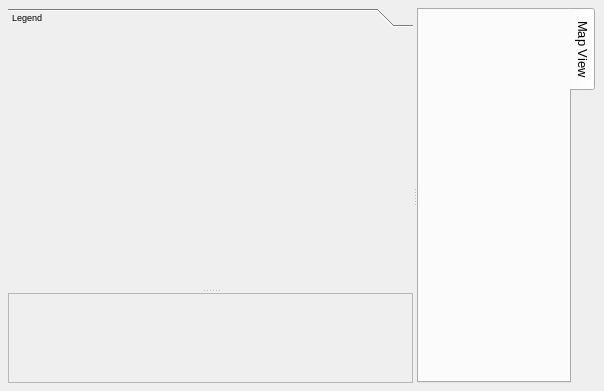
qgis/QGIS, file src/ui/qgisappbase.ui: the form before one commit.
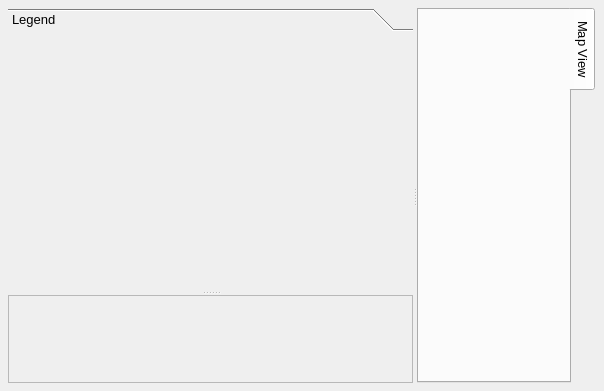
The form after the commit.

Commit message: Make 'legend' font size mac friendly

Diff of the .ui file:
```diff
--- a/src/ui/qgisappbase.ui
+++ b/src/ui/qgisappbase.ui
@@ -20,15 +20,19 @@
     <property name="margin" >
      <number>8</number>
     </property>
-    <property name="spacing" >
-     <number>6</number>
+    <property name="topMargin" >
+     <number>8</number>
+    </property>
+    <property name="rightMargin" >
+     <number>8</number>
+    </property>
+    <property name="bottomMargin" >
+     <number>8</number>
     </property>
     <item row="0" column="0" >
      <widget class="QSplitter" name="canvasLegendSplit" >
       <property name="sizePolicy" >
-       <sizepolicy>
-        <hsizetype>7</hsizetype>
-        <vsizetype>7</vsizetype>
+       <sizepolicy vsizetype="Expanding" hsizetype="Expanding" >
         <horstretch>0</horstretch>
         <verstretch>0</verstretch>
        </sizepolicy>
@@ -47,9 +51,7 @@
       </property>
       <widget class="QSplitter" name="legendOverviewSplit" >
        <property name="sizePolicy" >
-        <sizepolicy>
-         <hsizetype>7</hsizetype>
-         <vsizetype>7</vsizetype>
+        <sizepolicy vsizetype="Expanding" hsizetype="Expanding" >
          <horstretch>0</horstretch>
          <verstretch>0</verstretch>
         </sizepolicy>
@@ -66,8 +68,8 @@
        <widget class="QToolBox" name="toolBox" >
         <property name="font" >
          <font>
-          <family>Arial</family>
-          <pointsize>7</pointsize>
+          <family>Lucida Grande</family>
+          <pointsize>10</pointsize>
           <weight>50</weight>
           <italic>false</italic>
           <bold>false</bold>
@@ -89,8 +91,8 @@
           <rect>
            <x>0</x>
            <y>0</y>
-           <width>363</width>
-           <height>243</height>
+           <width>437</width>
+           <height>254</height>
           </rect>
          </property>
          <attribute name="label" >
```
Left out of the diff: 6 changed lines with no effect on the pictures.
